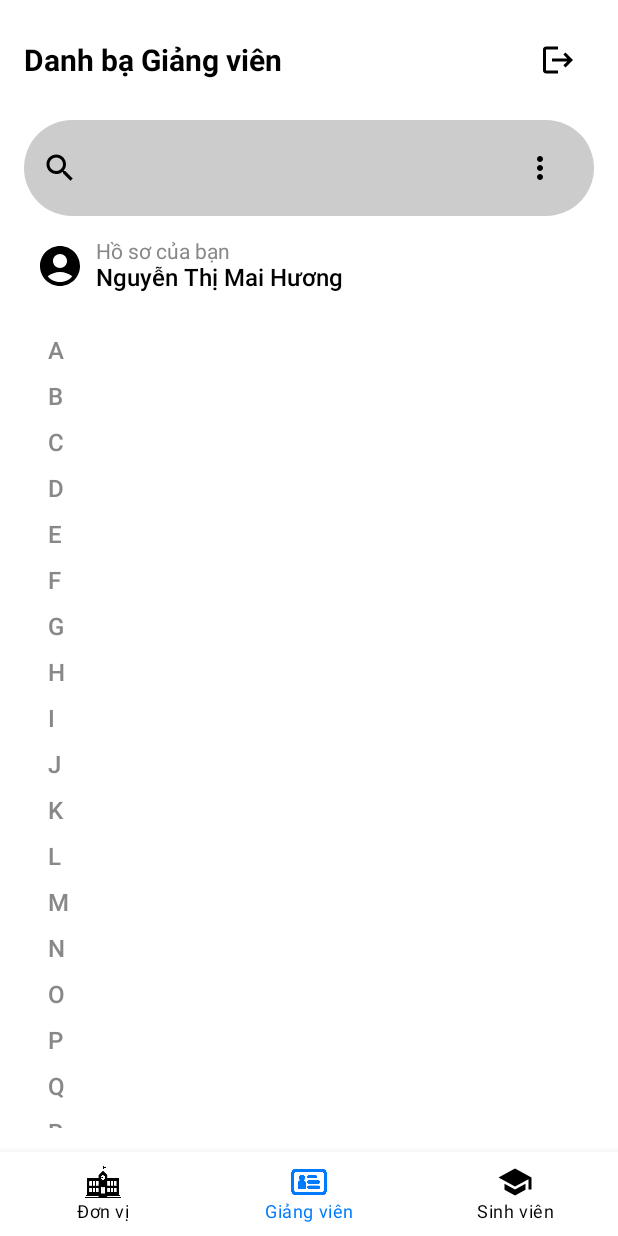
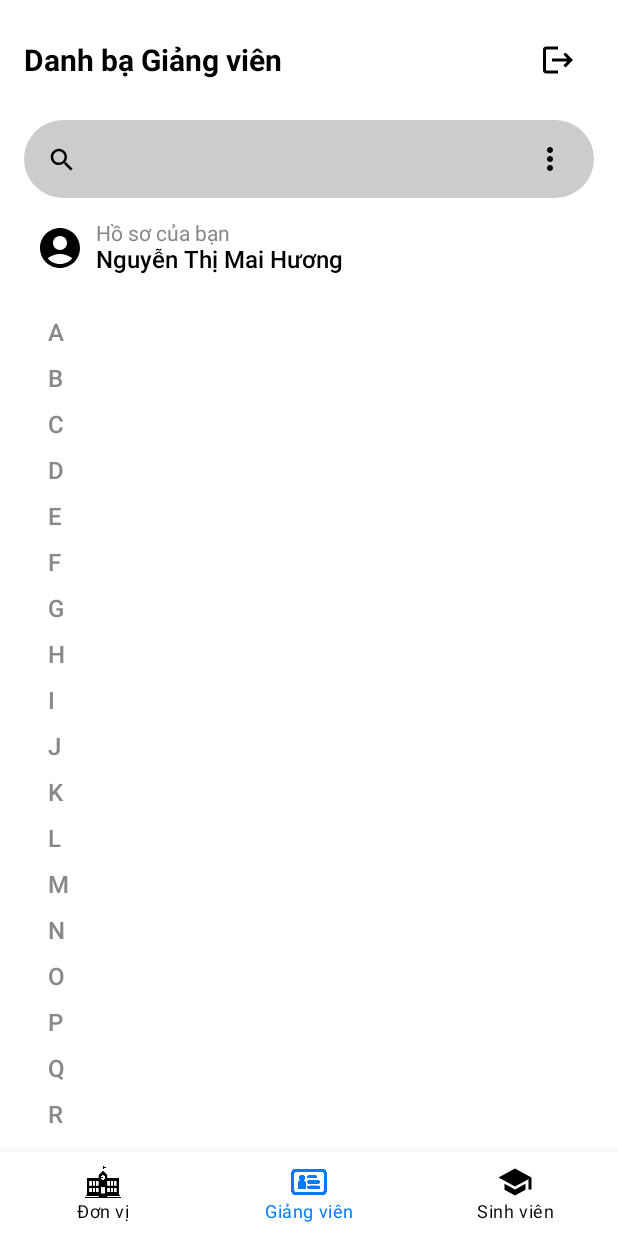
Before and after one commit to OppenTona/TLUContact, an Android app built with Jetpack Compose: the HomeScreen screen opened directly, with no data from a screen before it, on a phone screen of 412 x 824 dp. Run offline under Robolectric (Android 15) with nearby library versions, the phone set to English and light mode, and no system bars; our stand-ins replace Firebase (no records; nobody signed in at launch, a user with empty details on screens opened directly); pictures from the network do not load.

Commit message:
Sua thanh tim kiem

```diff
--- a/app/src/main/java/com/example/tlucontact/view/HomeScreen.kt
+++ b/app/src/main/java/com/example/tlucontact/view/HomeScreen.kt
@@ -561,20 +561,24 @@ fun Searchbar(
 ) {
     var expanded by remember { mutableStateOf(false) }
     var expandedFilter by remember { mutableStateOf(false) }
-    val dropdownOffset = DpOffset(0.dp, 10.dp)
-    val filterMenuOffset = DpOffset((105).dp, 145.dp) // Điều chỉnh vị trí của menu lọc
+    val dropdownOffset = DpOffset(0.dp, 15.dp)
+    val filterMenuOffset = DpOffset((160).dp, 165.dp) // Điều chỉnh vị trí của menu lọc
 
     Box(
         modifier = Modifier
             .fillMaxWidth()
             .background(Color.LightGray, CircleShape)
-            .padding(horizontal = 12.dp, vertical = 8.dp)
+            .padding(horizontal = 5.dp, vertical = 2.dp)
     ) {
         Row(
             modifier = Modifier.fillMaxWidth(),
             verticalAlignment = Alignment.CenterVertically
         ) {
-            Icon(Icons.Default.Search, contentDescription = null)
+            Icon(
+                Icons.Default.Search,
+                contentDescription = null,
+                modifier = Modifier.size(30.dp).padding(start = 10.dp) // Thêm padding bên trái
+            )
             Spacer(Modifier.width(8.dp))
             BasicTextField(
                 value = query,
```
